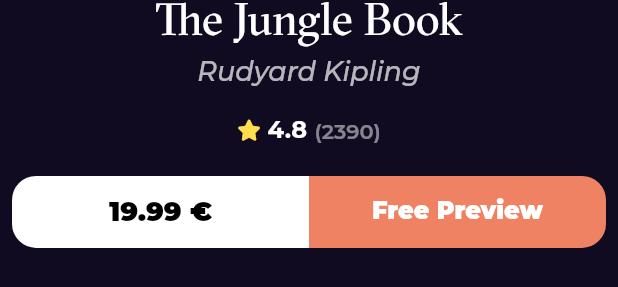
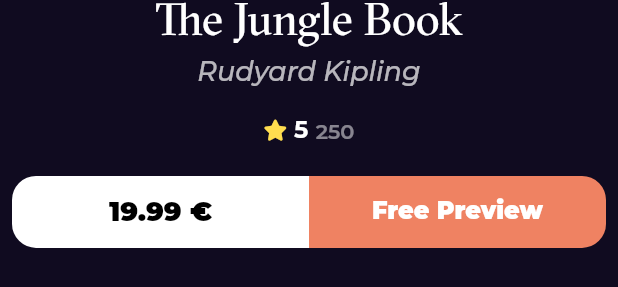
Before and after one commit to MustafaSayedAl-Said/Bookly_flutter, a Flutter app: the BookDetailsSection widget shown alone on an empty page, opened directly, on a phone screen of 412 x 824 dp. Shown: the part 514-801 px from the top of the screen. Run offline on Flutter 3.47's test engine with Material 2 defaults, Android fonts, the phone set to English and light mode, and no system bars; drawn by our look-alikes of cached_network_image; our stand-ins replace bloc, dartz, dio, flutter_bloc, font_awesome_flutter, get_it and 2 more; network calls fail.

Commit message:
display newest books list view data

```diff
--- a/lib/features/home/presentation/views/widgets/book_rating.dart
+++ b/lib/features/home/presentation/views/widgets/book_rating.dart
@@ -5,8 +5,10 @@ import '../../../../../core/utils/styles.dart';
 
 class BookRating extends StatelessWidget {
   const BookRating(
-      {super.key, this.mainAxisAlignment = MainAxisAlignment.start});
+      {super.key, this.mainAxisAlignment = MainAxisAlignment.start, required this.rating, required this.count});
   final MainAxisAlignment mainAxisAlignment;
+  final num? rating;
+  final num? count;
   @override
   Widget build(BuildContext context) {
     return Row(
@@ -21,7 +23,7 @@ class BookRating extends StatelessWidget {
           width: 6.3,
         ),
         Text(
-          '4.8',
+          rating.toString(),
           style: Styles.textStyle16.copyWith(fontWeight: FontWeight.w700),
         ),
         const SizedBox(
@@ -30,7 +32,7 @@ class BookRating extends StatelessWidget {
         Opacity(
           opacity: .5,
           child: Text(
-            '(2390)',
+            count.toString(),
             style: Styles.textStyle14.copyWith(fontWeight: FontWeight.w600),
           ),
         )
--- a/lib/features/home/presentation/views/widgets/books_details_section.dart
+++ b/lib/features/home/presentation/views/widgets/books_details_section.dart
@@ -39,7 +39,7 @@ class BookDetailsSection extends StatelessWidget {
         const SizedBox(
           height: 18.0,
         ),
-        const BookRating(mainAxisAlignment: MainAxisAlignment.center),
+        const BookRating(mainAxisAlignment: MainAxisAlignment.center, rating: 5, count: 250,),
         const SizedBox(
           height: 20.0,
         ),
--- a/lib/features/home/presentation/views/widgets/home_view_body.dart
+++ b/lib/features/home/presentation/views/widgets/home_view_body.dart
@@ -10,6 +10,7 @@ class HomeViewBody extends StatelessWidget {
   @override
   Widget build(BuildContext context) {
     return const CustomScrollView(
+      physics: BouncingScrollPhysics(),
       slivers: [
         SliverToBoxAdapter(
           child: Column(
--- a/lib/features/search/presentation/views/widgets/search_view_body.dart
+++ b/lib/features/search/presentation/views/widgets/search_view_body.dart
@@ -44,7 +44,8 @@ class SearchResultListView extends StatelessWidget {
         itemBuilder: (context, index) {
           return const Padding(
             padding: EdgeInsets.symmetric(vertical: 10.0),
-            child: BookListViewItem(),
+            // child: BookListViewItem(bookModel: ,),
+            child: Text('ss'),
           );
         });
   }
--- a/lib/main.dart
+++ b/lib/main.dart
@@ -29,7 +29,7 @@ class BooklyApp extends StatelessWidget {
         BlocProvider(
           create: (context) => NewestBooksCubit(
             getIt.get<HomeRepoImpl>(),
-          ),
+          )..fetchNewestBooks(),
         )
       ],
       child: MaterialApp.router(
```
Also changed, not shown: lib/features/home/data/models/book_model/VolumeInfo.dart (+24 -9 lines), lib/features/home/presentation/views/widgets/best_seller_list_view.dart (+20 -4 lines), lib/features/home/presentation/views/widgets/best_seller_list_view_item.dart (+16 -22 lines).
